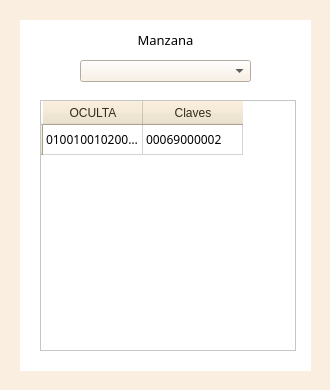
Above: master/funciones/revisioncampo/IntermedioCedulaRevision_dialog_base.ui from dignacio/python before the change. Below: the same form after it.
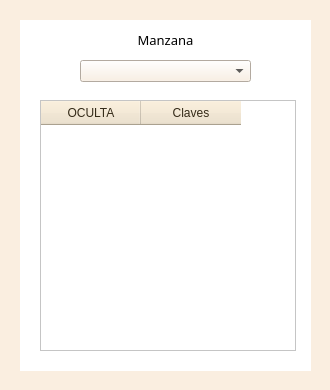
That is the form after the change.

```diff
--- a/master/funciones/revisioncampo/IntermedioCedulaRevision_dialog_base.ui
+++ b/master/funciones/revisioncampo/IntermedioCedulaRevision_dialog_base.ui
@@ -86,11 +86,6 @@
 height:24px
 }</string>
     </property>
-    <row>
-     <property name="text">
-      <string/>
-     </property>
-    </row>
     <column>
      <property name="text">
       <string>OCULTA</string>
@@ -101,16 +96,6 @@
       <string>Claves</string>
      </property>
     </column>
-    <item row="0" column="0">
-     <property name="text">
-      <string>0100100102000406000400069000002</string>
-     </property>
-    </item>
-    <item row="0" column="1">
-     <property name="text">
-      <string>00069000002</string>
-     </property>
-    </item>
    </widget>
    <widget class="QLabel" name="label_4">
     <property name="geometry">
```
